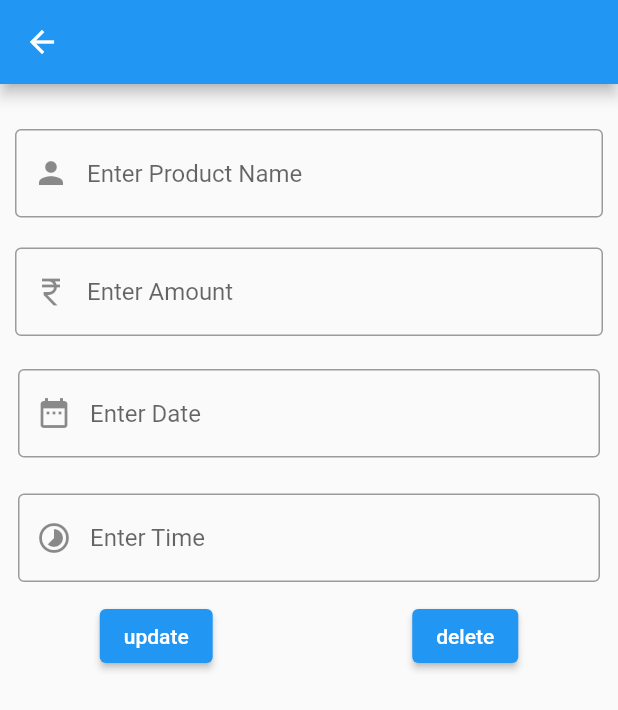
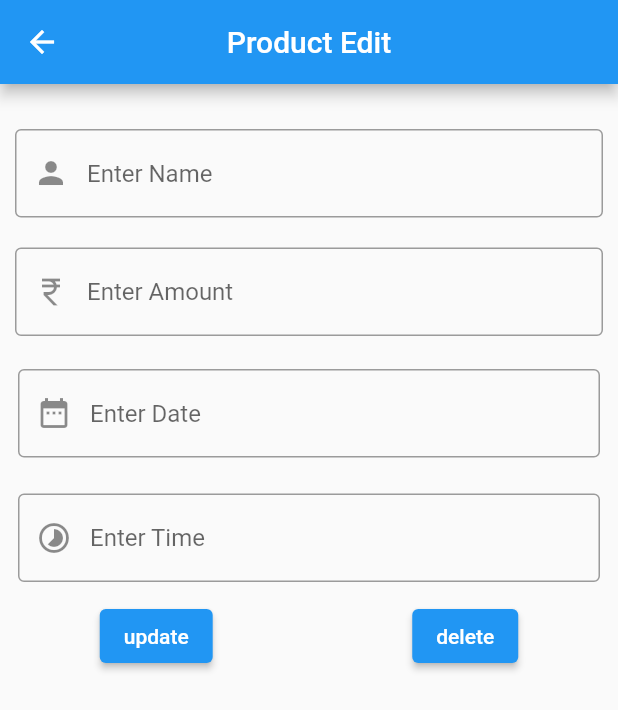
Before and after one commit to parthvekariya077/khatabook, a Flutter app: the ProductUpate screen opened directly, after a tap on "update", on a phone screen of 412 x 824 dp. Shown: the top 710 px of the screen. Run offline on Flutter 3.47's test engine with Material 2 defaults, Android fonts, the phone set to English and light mode, and no system bars; our stand-ins replace get, sqflite; accounts and stored records are empty.

Commit message:
23/12/2022

```diff
--- a/lib/controller/homeController.dart
+++ b/lib/controller/homeController.dart
@@ -2,40 +2,37 @@ import 'package:get/get.dart';
 import 'package:khatabook/modal/modal.dart';
 import 'package:khatabook/view/db.dart';
 
-class HomeController extends GetxController{
+class HomeController extends GetxController {
   RxList<Map> cList = <Map>[].obs;
+  RxList<Map> pList = <Map>[].obs;
   Modal? data;
   RxInt total = 0.obs;
   RxInt pending = 0.obs;
   RxInt hometotal = 0.obs;
   RxInt homepending = 0.obs;
   RxString FilterDate = "".obs;
-
   RxList<Map> productList = <Map>[].obs;
   RxList<Map> productList1 = <Map>[].obs;
 
-productModal? claint;
+  productModal? claint;
 
-  int i=0;
+  int i = 0;
 
   var date = DateTime.now();
 
-  void getData(dynamic date1)
-  {
+  void getData(dynamic date1) {
     date = date1;
   }
 
   void addition() {
+    int index = 0;
+    total.value = 0;
+    pending.value = 0;
 
-    int index = 0;
-    total.value=0;
-    pending.value=0;
-
-    for(index=0;index<productList.length;index++) {
+    for (index = 0; index < productList.length; index++) {
       if (productList[index]["paymentStatus"] == 0) {
         total.value = total.value + productList[index]["price"] as int;
-      }
-      else {
+      } else {
         pending.value = pending.value + productList[index]["price"] as int;
       }
     }
@@ -45,23 +42,21 @@ productModal? claint;
 
   //======================================================
 
-  void homeAddition() async{
-
+  void homeAddition() async {
     dbClient dbc = dbClient();
 
-    productList1.value =
-        await dbc.productreadData();
+    productList1.value = await dbc.productreadData();
 
     int index = 0;
-    hometotal.value=0;
-    homepending.value=0;
+    hometotal.value = 0;
+    homepending.value = 0;
 
-    for(index=0;index<productList1.length;index++) {
+    for (index = 0; index < productList1.length; index++) {
       if (productList1[index]["paymentStatus"] == 0) {
         hometotal.value = hometotal.value + productList1[index]["price"] as int;
-      }
-      else {
-        homepending.value = homepending.value + productList1[index]["price"] as int;
+      } else {
+        homepending.value =
+            homepending.value + productList1[index]["price"] as int;
       }
     }
 
--- a/lib/modal/modal.dart
+++ b/lib/modal/modal.dart
@@ -1,12 +1,12 @@
-class Modal{
-  String? id,name,mobile;
+class Modal {
+  String? id, name, mobile;
 
-  Modal({this.name,this.id, this.mobile});
+  Modal({this.name, this.id, this.mobile});
 }
-class productModal
-{
-  String? date,time,name,price;
-  String? id;
 
-  productModal({this.id,this.date, this.time, this.name, this.price});
+class productModal {
+  String? pdate, ptime, pname, price;
+  String? pid;
+
+  productModal({this.pid, this.pdate, this.ptime, this.pname, this.price});
 }
--- a/lib/view/customerScreen.dart
+++ b/lib/view/customerScreen.dart
@@ -1,6 +1,7 @@
 import 'package:flutter/material.dart';
 import 'package:get/get.dart';
 import 'package:get/get_core/src/get_main.dart';
+import 'package:khatabook/modal/modal.dart';
 import 'package:khatabook/view/db.dart';
 import 'package:khatabook/view/paymentGave.dart';
 import 'package:khatabook/view/paymentGot.dart';
@@ -23,7 +24,7 @@ class _CustomerScreenState extends State<CustomerScreen> {
 
   void getData() async {
     homeController.productList.value =
-        await dbc.productreadData(id:homeController.data!.id!);
+        await dbc.productreadData(id: homeController.data!.id!);
     homeController.addition();
   }
 
--- a/lib/view/productUpdate.dart
+++ b/lib/view/productUpdate.dart
@@ -1,6 +1,5 @@
 import 'package:flutter/material.dart';
 import 'package:get/get.dart';
-import 'package:get/get_core/src/get_main.dart';
 import 'package:intl/intl.dart';
 import 'package:khatabook/controller/homeController.dart';
 import 'package:khatabook/view/db.dart';
@@ -13,7 +12,6 @@ class ProductUpate extends StatefulWidget {
 }
 
 class _ProductUpateState extends State<ProductUpate> {
-
   TextEditingController txtdate = TextEditingController();
   TextEditingController txttime = TextEditingController();
   TextEditingController txtprice = TextEditingController();
@@ -28,21 +26,28 @@ class _ProductUpateState extends State<ProductUpate> {
   Widget build(BuildContext context) {
     return SafeArea(
         child: Scaffold(
-          appBar: AppBar(),
+      appBar: AppBar(
+        centerTitle: true,
+        title: Text('Product Edit'),
+      ),
       body: Column(
         children: [
-              SizedBox(height: 20,),
+          const SizedBox(
+            height: 20,
+          ),
           Padding(
             padding: const EdgeInsets.all(10),
             child: TextField(
-                  decoration: InputDecoration(
+              controller: txtname,
+              decoration: const InputDecoration(
                 prefixIcon: Icon(Icons.person),
                 border: OutlineInputBorder(),
-                    hintText: "Enter Product Name",
+                hintText: "Enter Name",
               ),
             ),
-              ), Padding(
-                padding: const EdgeInsets.all(10),
+          ),
+          const Padding(
+            padding: EdgeInsets.all(10),
             child: TextField(
               decoration: InputDecoration(
                 prefixIcon: Icon(Icons.currency_rupee),
@@ -50,7 +55,8 @@ class _ProductUpateState extends State<ProductUpate> {
                 hintText: "Enter Amount",
               ),
             ),
-              ), Padding(
+          ),
+          Padding(
             padding: const EdgeInsets.all(12),
             child: TextField(
               controller: txtdate,
@@ -59,8 +65,8 @@ class _ProductUpateState extends State<ProductUpate> {
                     onPressed: () async {
                       datepikerDilog();
                     },
-                        icon: Icon(Icons.date_range)),
-                    border: OutlineInputBorder(),
+                    icon: const Icon(Icons.date_range)),
+                border: const OutlineInputBorder(),
                 hintText: "Enter Date",
               ),
             ),
@@ -70,11 +76,12 @@ class _ProductUpateState extends State<ProductUpate> {
             child: TextField(
               controller: txttime,
               decoration: InputDecoration(
-                    prefixIcon:
-                    IconButton(onPressed: () {
+                prefixIcon: IconButton(
+                    onPressed: () {
                       timepickerdilog();
-                    }, icon: Icon(Icons.timelapse)),
-                    border: OutlineInputBorder(),
+                    },
+                    icon: const Icon(Icons.timelapse)),
+                border: const OutlineInputBorder(),
                 hintText: "Enter Time",
               ),
             ),
@@ -82,12 +89,17 @@ class _ProductUpateState extends State<ProductUpate> {
           Row(
             mainAxisAlignment: MainAxisAlignment.spaceAround,
             children: [
-                  ElevatedButton(onPressed: () {
+              ElevatedButton(
+                  onPressed: () {
                     db.productupdateData(
-                        homeController.claint!.id!, txtname.text, txtprice.text,
-                        txtdate.text, txttime.text);
-                  }, child: Text("update")),
-                  ElevatedButton(onPressed: () {}, child: Text("delete")),
+                        homeController.claint!.pid!,
+                        txtname.text,
+                        txtprice.text,
+                        txtdate.text,
+                        txttime.text);
+                  },
+                  child: const Text("update")),
+              ElevatedButton(onPressed: () {}, child: const Text("delete")),
             ],
           ),
         ],
@@ -113,6 +125,7 @@ class _ProductUpateState extends State<ProductUpate> {
 
     if (t1 != null) {
       DateTime parsedtime =
+          // ignore: use_build_context_synchronously
           DateFormat.jm().parse(t1.format(context).toString());
 
       String formetdtime = DateFormat('hh:mm').format(parsedtime);
```
Also changed, not shown: lib/view/customerDetails.dart (+14 -12 lines), lib/view/homeScreen.dart (+23 -23 lines). Lines whose indentation alone changed are shown as unchanged.
